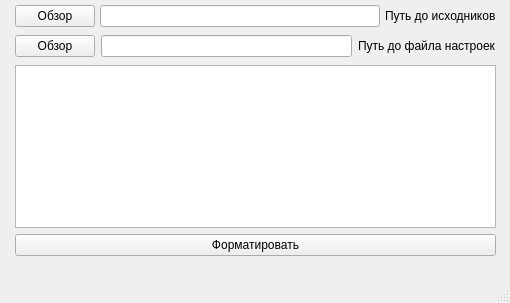
This is mainwindow.ui in dethwyn/AutoFormatTool as Qt 5 draws it before an edit. The edited form follows.
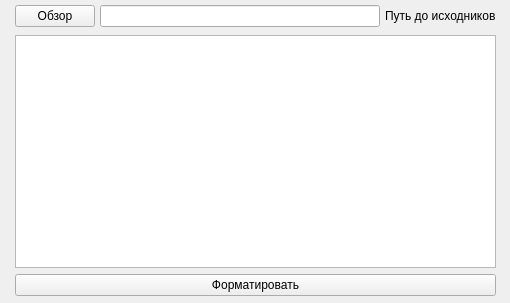
This is the edited form.

Patch:
```diff
--- a/mainwindow.ui
+++ b/mainwindow.ui
@@ -75,9 +75,9 @@
     <property name="geometry">
      <rect>
       <x>10</x>
-      <y>60</y>
+      <y>30</y>
       <width>491</width>
-      <height>201</height>
+      <height>271</height>
      </rect>
     </property>
     <layout class="QVBoxLayout" name="verticalLayout">
@@ -108,59 +108,7 @@
      </item>
     </layout>
    </widget>
-   <widget class="QWidget" name="horizontalLayoutWidget_2">
-    <property name="geometry">
-     <rect>
-      <x>10</x>
-      <y>30</y>
-      <width>491</width>
-      <height>32</height>
-     </rect>
-    </property>
-    <layout class="QHBoxLayout" name="horizontalLayout_2">
-     <property name="leftMargin">
-      <number>5</number>
-     </property>
-     <property name="topMargin">
-      <number>5</number>
-     </property>
-     <property name="rightMargin">
-      <number>5</number>
-     </property>
-     <property name="bottomMargin">
-      <number>5</number>
-     </property>
-     <item>
-      <widget class="QPushButton" name="pbPathToOptions">
-       <property name="text">
-        <string>Обзор</string>
-       </property>
-      </widget>
-     </item>
-     <item>
-      <widget class="QLineEdit" name="tbPathToOptions"/>
-     </item>
-     <item>
-      <widget class="QLabel" name="label_2">
-       <property name="text">
-        <string>Путь до файла настроек</string>
-       </property>
-      </widget>
-     </item>
-    </layout>
-   </widget>
   </widget>
-  <widget class="QMenuBar" name="menubar">
-   <property name="geometry">
-    <rect>
-     <x>0</x>
-     <y>0</y>
-     <width>510</width>
-     <height>20</height>
-    </rect>
-   </property>
-  </widget>
-  <widget class="QStatusBar" name="statusbar"/>
  </widget>
  <resources/>
  <connections/>
```
